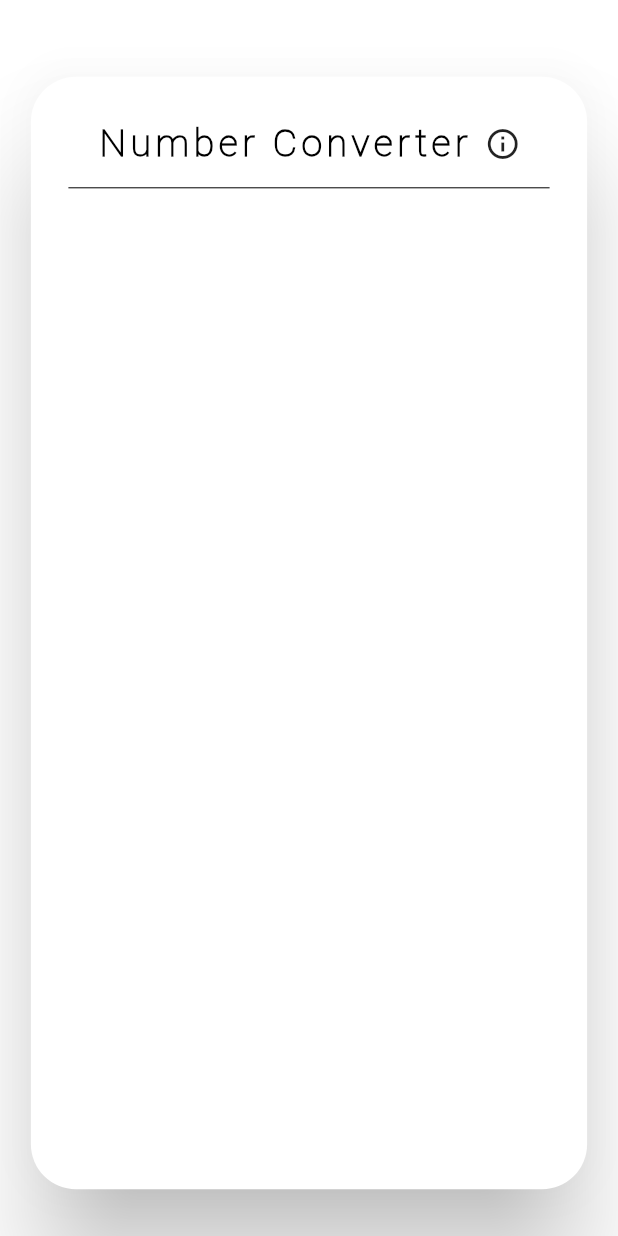
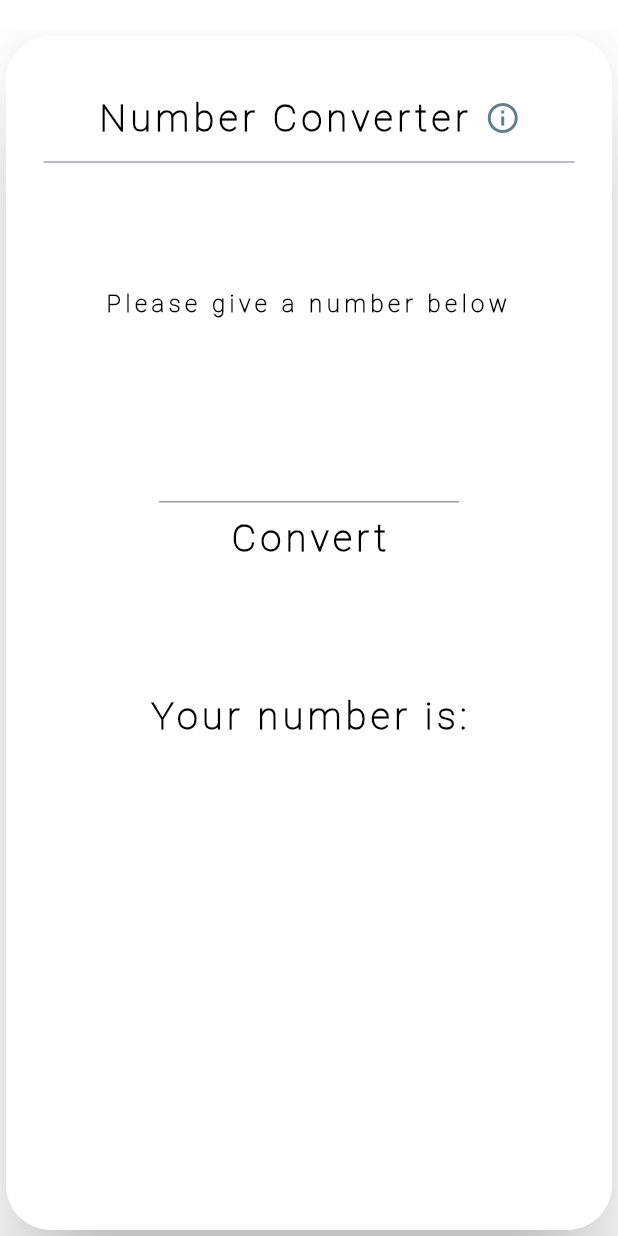
Before and after one commit to tibids/number_converter, a Flutter app: the screen it shows after launch, on a phone screen of 412 x 824 dp. Run offline on Flutter 3.47's test engine with Material 2 defaults, Android fonts, the phone set to English and light mode, and no system bars.

Commit message:
user interface is ready

```diff
--- /dev/null
+++ b/number_teller/lib/widgets/answerWidget.dart
@@ -0,0 +1,25 @@
+import 'package:flutter/material.dart';
+import 'package:number_teller/shared/textStyle.dart';
+
+class AnswerWidget extends StatefulWidget {
+  const AnswerWidget({Key? key}) : super(key: key);
+
+  @override
+  _AnswerWidgetState createState() => _AnswerWidgetState();
+}
+
+class _AnswerWidgetState extends State<AnswerWidget> {
+  @override
+  Widget build(BuildContext context) {
+    return Container(
+      child: Column(
+        children: const <Widget>[
+          Text(
+            'Your number is:',
+            style: mainTextStyle,
+          ),
+        ],
+      ),
+    );
+  }
+}
--- a/number_teller/lib/widgets/cardWidget.dart
+++ b/number_teller/lib/widgets/cardWidget.dart
@@ -1,7 +1,9 @@
 import 'package:flutter/material.dart';
 import 'package:number_teller/shared/borderStyle.dart';
 import 'package:number_teller/shared/textStyle.dart';
+import 'package:number_teller/widgets/answerWidget.dart';
 import 'package:number_teller/widgets/infoDialog.dart';
+import 'package:number_teller/widgets/textField.dart';
 
 class CardWidget extends StatefulWidget {
   const CardWidget({Key? key}) : super(key: key);
@@ -16,6 +18,9 @@ class _CardWidgetState extends State<CardWidget> {
     return Card(
       shape: mainCardBorder,
       elevation: 30,
+      child: ListView(physics: const BouncingScrollPhysics(), children: [
+        Padding(
+          padding: const EdgeInsets.only(top: 10.0),
           child: SizedBox(
             width: MediaQuery.of(context).size.width * 0.90,
             height: MediaQuery.of(context).size.height * 0.90,
@@ -35,7 +40,10 @@ class _CardWidgetState extends State<CardWidget> {
                     Padding(
                       padding: const EdgeInsets.only(left: 10.0),
                       child: InkWell(
-                    child: const Icon(Icons.info_outline),
+                        child: const Icon(
+                          Icons.info_outline,
+                          color: Colors.blueGrey,
+                        ),
                         onTap: () {
                           showDialog(
                               context: context,
@@ -49,13 +57,32 @@ class _CardWidgetState extends State<CardWidget> {
                 ),
                 const Divider(
                   height: 30.0,
-              color: Colors.black,
+                  color: Colors.blueGrey,
                   indent: 25.0,
                   endIndent: 25.0,
-            )
+                ),
+                const SizedBox(
+                  height: 50.0,
+                ),
+                Padding(
+                  padding: const EdgeInsets.symmetric(vertical: 20.0),
+                  child: Text(
+                    'Please give a number below',
+                    style: mainTextStyle.copyWith(fontSize: 16.0),
+                    textAlign: TextAlign.center,
+                  ),
+                ),
+                const SizedBox(
+                  height: 50.0,
+                ),
+                const InputTextField(),
+                const SizedBox(height: 80.0),
+                const AnswerWidget()
               ],
             ),
           ),
+        ),
+      ]),
     );
   }
 }
--- /dev/null
+++ b/number_teller/lib/widgets/textField.dart
@@ -0,0 +1,48 @@
+import 'package:flutter/material.dart';
+import 'package:number_teller/shared/textStyle.dart';
+import 'package:flutter/services.dart';
+
+class InputTextField extends StatefulWidget {
+  const InputTextField({Key? key}) : super(key: key);
+
+  @override
+  _InputTextFieldState createState() => _InputTextFieldState();
+}
+
+class _InputTextFieldState extends State<InputTextField> {
+  String number = '';
+
+  @override
+  Widget build(BuildContext context) {
+    return SizedBox(
+      width: 200.0,
+      child: Column(
+        children: <Widget>[
+          TextFormField(
+            keyboardType: TextInputType.number,
+            inputFormatters: <TextInputFormatter>[
+              FilteringTextInputFormatter.digitsOnly
+            ],
+            style: mainTextStyle.copyWith(fontSize: 25.0),
+            onChanged: (inputString) {
+              setState(() {
+                number = inputString;
+              });
+            },
+          ),
+          TextButton(
+              style: ButtonStyle(
+                  overlayColor: MaterialStateProperty.all(
+                      Colors.blueGrey.withOpacity(0.05))),
+              onPressed: () {
+                //number converter function here
+              },
+              child: const Text(
+                'Convert',
+                style: mainTextStyle,
+              ))
+        ],
+      ),
+    );
+  }
+}
```
Lines whose indentation alone changed are shown as unchanged.
